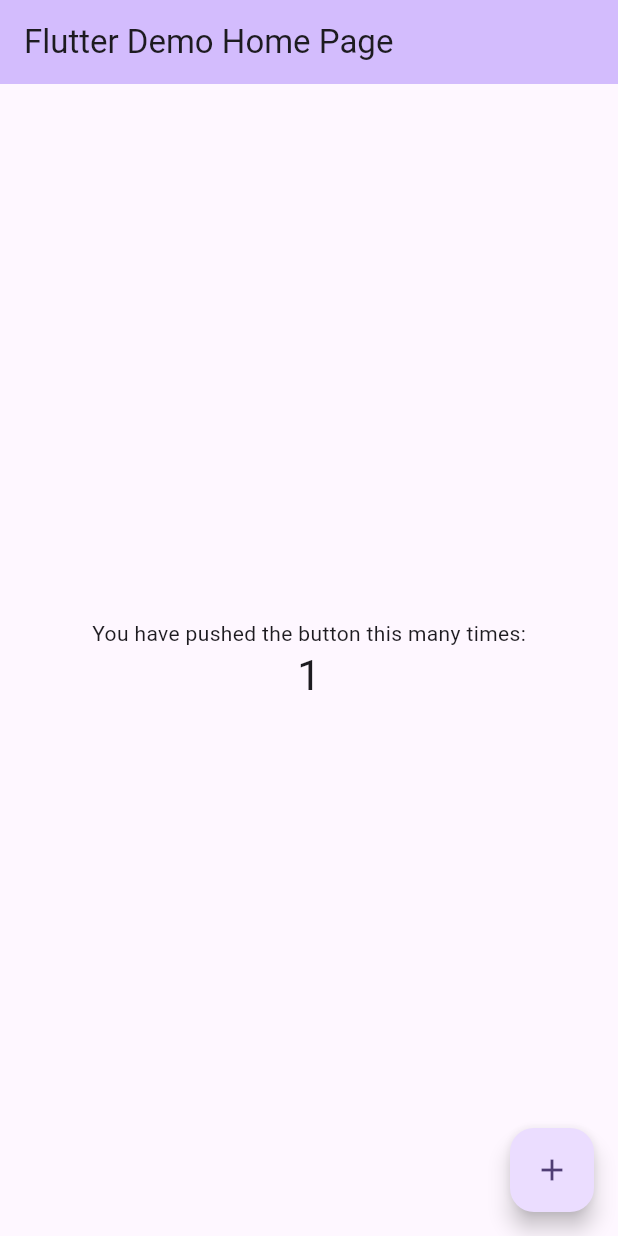
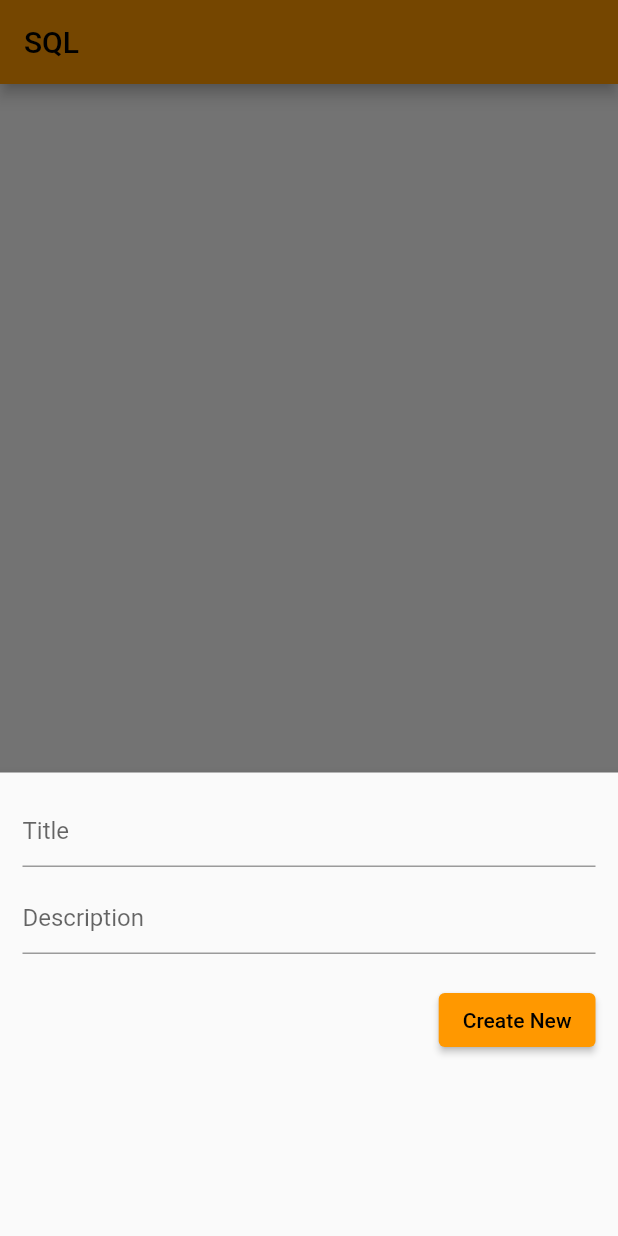
Before and after one commit to DanielGCh1/FlutterSQFLITE, a Flutter app: the screen it shows after launch, after a tap on the "add" icon, on a phone screen of 412 x 824 dp. Run offline on Flutter 3.47's test engine with Material 2 defaults, Android fonts, the phone set to English and light mode, and no system bars; our stand-ins replace sqflite; accounts and stored records are empty.

```diff
--- a/flutter_video/lib/main.dart
+++ b/flutter_video/lib/main.dart
@@ -1,125 +1,187 @@
 import 'package:flutter/material.dart';
+import 'package:flutter_video/sql_helper.dart';
+//import 'sql_helper.dart';
 
 void main() {
   runApp(const MyApp());
 }
 
 class MyApp extends StatelessWidget {
-  const MyApp({super.key});
+  const MyApp({Key? key}) : super(key: key);
 
-  // This widget is the root of your application.
   @override
   Widget build(BuildContext context) {
     return MaterialApp(
-      title: 'Flutter Demo',
+        // Remove the debug banner
+        debugShowCheckedModeBanner: false,
+        title: 'SQLITE',
         theme: ThemeData(
-        // This is the theme of your application.
-        //
-        // TRY THIS: Try running your application with "flutter run". You'll see
-        // the application has a blue toolbar. Then, without quitting the app,
-        // try changing the seedColor in the colorScheme below to Colors.green
-        // and then invoke "hot reload" (save your changes or press the "hot
-        // reload" button in a Flutter-supported IDE, or press "r" if you used
-        // the command line to start the app).
-        //
-        // Notice that the counter didn't reset back to zero; the application
-        // state is not lost during the reload. To reset the state, use hot
-        // restart instead.
-        //
-        // This works for code too, not just values: Most code changes can be
-        // tested with just a hot reload.
-        colorScheme: ColorScheme.fromSeed(seedColor: Colors.deepPurple),
-        useMaterial3: true,
+          primarySwatch: Colors.orange,
         ),
-      home: const MyHomePage(title: 'Flutter Demo Home Page'),
-    );
+        home: const HomePage());
   }
 }
 
-class MyHomePage extends StatefulWidget {
-  const MyHomePage({super.key, required this.title});
-
-  // This widget is the home page of your application. It is stateful, meaning
-  // that it has a State object (defined below) that contains fields that affect
-  // how it looks.
-
-  // This class is the configuration for the state. It holds the values (in this
-  // case the title) provided by the parent (in this case the App widget) and
-  // used by the build method of the State. Fields in a Widget subclass are
-  // always marked "final".
-
-  final String title;
+class HomePage extends StatefulWidget {
+  const HomePage({Key? key}) : super(key: key);
 
   @override
-  State<MyHomePage> createState() => _MyHomePageState();
+  _HomePageState createState() => _HomePageState();
 }
 
-class _MyHomePageState extends State<MyHomePage> {
-  int _counter = 0;
+class _HomePageState extends State<HomePage> {
+  // All journals
+  List<Map<String, dynamic>> _journals = [];
 
-  void _incrementCounter() {
+  bool _isLoading = true;
+  // This function is used to fetch all data from the database
+  void _refreshJournals() async {
+    final data = await SQLHelper.getItems();
     setState(() {
-      // This call to setState tells the Flutter framework that something has
-      // changed in this State, which causes it to rerun the build method below
-      // so that the display can reflect the updated values. If we changed
-      // _counter without calling setState(), then the build method would not be
-      // called again, and so nothing would appear to happen.
-      _counter++;
+      _journals = data;
+      _isLoading = false;
     });
   }
 
   @override
+  void initState() {
+    super.initState();
+    _refreshJournals(); // Loading the diary when the app starts
+  }
+
+  final TextEditingController _titleController = TextEditingController();
+  final TextEditingController _descriptionController = TextEditingController();
+
+  // This function will be triggered when the floating button is pressed
+  // It will also be triggered when you want to update an item
+  void _showForm(int? id) async {
+    if (id != null) {
+      // id == null -> create new item
+      // id != null -> update an existing item
+      final existingJournal =
+          _journals.firstWhere((element) => element['id'] == id);
+      _titleController.text = existingJournal['title'];
+      _descriptionController.text = existingJournal['description'];
+    }
+
+    showModalBottomSheet(
+        context: context,
+        elevation: 5,
+        isScrollControlled: true,
+        builder: (_) => Container(
+              padding: EdgeInsets.only(
+                top: 15,
+                left: 15,
+                right: 15,
+                // this will prevent the soft keyboard from covering the text fields
+                bottom: MediaQuery.of(context).viewInsets.bottom + 120,
+              ),
+              child: Column(
+                mainAxisSize: MainAxisSize.min,
+                crossAxisAlignment: CrossAxisAlignment.end,
+                children: [
+                  TextField(
+                    controller: _titleController,
+                    decoration: const InputDecoration(hintText: 'Title'),
+                  ),
+                  const SizedBox(
+                    height: 10,
+                  ),
+                  TextField(
+                    controller: _descriptionController,
+                    decoration: const InputDecoration(hintText: 'Description'),
+                  ),
+                  const SizedBox(
+                    height: 20,
+                  ),
+                  ElevatedButton(
+                    onPressed: () async {
+                      // Save new journal
+                      if (id == null) {
+                        await _addItem();
+                      }
+
+                      if (id != null) {
+                        await _updateItem(id);
+                      }
+
+                      // Clear the text fields
+                      _titleController.text = '';
+                      _descriptionController.text = '';
+
+                      // Close the bottom sheet
+                      Navigator.of(context).pop();
+                    },
+                    child: Text(id == null ? 'Create New' : 'Update'),
+                  )
+                ],
+              ),
+            ));
+  }
+
+// Insert a new journal to the database
+  Future<void> _addItem() async {
+    await SQLHelper.createItem(
+        _titleController.text, _descriptionController.text);
+    _refreshJournals();
+  }
+
+  // Update an existing journal
+  Future<void> _updateItem(int id) async {
+    await SQLHelper.updateItem(
+        id, _titleController.text, _descriptionController.text);
+    _refreshJournals();
+  }
+
+  // Delete an item
+  void _deleteItem(int id) async {
+    await SQLHelper.deleteItem(id);
+    ScaffoldMessenger.of(context).showSnackBar(const SnackBar(
+      content: Text('Successfully deleted a journal!'),
+    ));
+    _refreshJournals();
+  }
+
+  @override
   Widget build(BuildContext context) {
-    // This method is rerun every time setState is called, for instance as done
-    // by the _incrementCounter method above.
-    //
-    // The Flutter framework has been optimized to make rerunning build methods
-    // fast, so that you can just rebuild anything that needs updating rather
-    // than having to individually change instances of widgets.
     return Scaffold(
       appBar: AppBar(
-        // TRY THIS: Try changing the color here to a specific color (to
-        // Colors.amber, perhaps?) and trigger a hot reload to see the AppBar
-        // change color while the other colors stay the same.
-        backgroundColor: Theme.of(context).colorScheme.inversePrimary,
-        // Here we take the value from the MyHomePage object that was created by
-        // the App.build method, and use it to set our appbar title.
-        title: Text(widget.title),
+        title: const Text('SQL'),
       ),
-      body: Center(
-        // Center is a layout widget. It takes a single child and positions it
-        // in the middle of the parent.
-        child: Column(
-          // Column is also a layout widget. It takes a list of children and
-          // arranges them vertically. By default, it sizes itself to fit its
-          // children horizontally, and tries to be as tall as its parent.
-          //
-          // Column has various properties to control how it sizes itself and
-          // how it positions its children. Here we use mainAxisAlignment to
-          // center the children vertically; the main axis here is the vertical
-          // axis because Columns are vertical (the cross axis would be
-          // horizontal).
-          //
-          // TRY THIS: Invoke "debug painting" (choose the "Toggle Debug Paint"
-          // action in the IDE, or press "p" in the console), to see the
-          // wireframe for each widget.
-          mainAxisAlignment: MainAxisAlignment.center,
-          children: <Widget>[
-            const Text(
-              'You have pushed the button this many times:',
+      body: _isLoading
+          ? const Center(
+              child: CircularProgressIndicator(),
+            )
+          : ListView.builder(
+              itemCount: _journals.length,
+              itemBuilder: (context, index) => Card(
+                color: Colors.orange[200],
+                margin: const EdgeInsets.all(15),
+                child: ListTile(
+                    title: Text(_journals[index]['title']),
+                    subtitle: Text(_journals[index]['description']),
+                    trailing: SizedBox(
+                      width: 100,
+                      child: Row(
+                        children: [
+                          IconButton(
+                            icon: const Icon(Icons.edit),
+                            onPressed: () => _showForm(_journals[index]['id']),
                           ),
-            Text(
-              '$_counter',
-              style: Theme.of(context).textTheme.headlineMedium,
+                          IconButton(
+                            icon: const Icon(Icons.delete),
+                            onPressed: () =>
+                                _deleteItem(_journals[index]['id']),
                           ),
                         ],
                       ),
+                    )),
+              ),
             ),
       floatingActionButton: FloatingActionButton(
-        onPressed: _incrementCounter,
-        tooltip: 'Increment',
         child: const Icon(Icons.add),
-      ), // This trailing comma makes auto-formatting nicer for build methods.
+        onPressed: () => _showForm(null),
+      ),
     );
   }
 }
--- /dev/null
+++ b/flutter_video/lib/sql_helper.dart
@@ -0,0 +1,76 @@
+import 'package:flutter/foundation.dart';
+import 'package:sqflite/sqflite.dart' as sql;
+
+class SQLHelper {
+  static Future<void> createTables(sql.Database database) async {
+    await database.execute("""CREATE TABLE items(
+        id INTEGER PRIMARY KEY AUTOINCREMENT NOT NULL,
+        title TEXT,
+        description TEXT,
+        createdAt TIMESTAMP NOT NULL DEFAULT CURRENT_TIMESTAMP
+      )
+      """);
+  }
+// id: the id of a item
+// title, description: name and description of your activity
+// created_at: the time that the item was created. It will be automatically handled by SQLite
+
+  static Future<sql.Database> db() async {
+    return sql.openDatabase(
+      'dbtech.db',
+      version: 1,
+      onCreate: (sql.Database database, int version) async {
+        await createTables(database);
+      },
+    );
+  }
+
+  // Create new item (journal)
+  static Future<int> createItem(String title, String? descrption) async {
+    final db = await SQLHelper.db();
+
+    final data = {'title': title, 'description': descrption};
+    final id = await db.insert('items', data,
+        conflictAlgorithm: sql.ConflictAlgorithm.replace);
+    return id;
+  }
+
+  // Read all items (journals)
+  static Future<List<Map<String, dynamic>>> getItems() async {
+    final db = await SQLHelper.db();
+    return db.query('items', orderBy: "id");
+  }
+
+  // Read a single item by id
+  // The app doesn't use this method but I put here in case you want to see it
+  static Future<List<Map<String, dynamic>>> getItem(int id) async {
+    final db = await SQLHelper.db();
+    return db.query('items', where: "id = ?", whereArgs: [id], limit: 1);
+  }
+
+  // Update an item by id
+  static Future<int> updateItem(
+      int id, String title, String? descrption) async {
+    final db = await SQLHelper.db();
+
+    final data = {
+      'title': title,
+      'description': descrption,
+      'createdAt': DateTime.now().toString()
+    };
+
+    final result =
+        await db.update('items', data, where: "id = ?", whereArgs: [id]);
+    return result;
+  }
+
+  // Delete
+  static Future<void> deleteItem(int id) async {
+    final db = await SQLHelper.db();
+    try {
+      await db.delete("items", where: "id = ?", whereArgs: [id]);
+    } catch (err) {
+      debugPrint("Something went wrong when deleting an item: $err");
+    }
+  }
+}
--- a/flutter_video/pubspec.yaml
+++ b/flutter_video/pubspec.yaml
@@ -35,6 +35,7 @@ dependencies:
   # The following adds the Cupertino Icons font to your application.
   # Use with the CupertinoIcons class for iOS style icons.
   cupertino_icons: ^1.0.2
+  sqflite: ^2.2.6
 
 dev_dependencies:
   flutter_test:
```
Also changed, not shown: flutter_video/pubspec.lock, 1 other file. Lines whose indentation alone changed are shown as unchanged.
